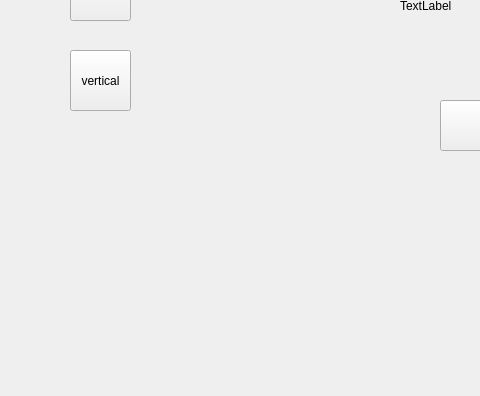
Above: shopwidget.ui from NorthOuterTowner/Bejeweled4 before the change; both pictures show x 0 to 480 and y 270 to 666 of the 764 by 666 pixel window. Below: the same form after it.
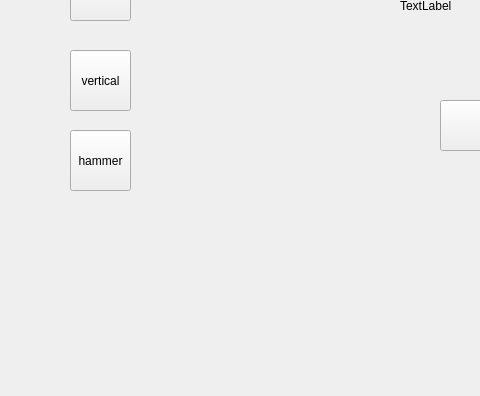
That is the form after the change.

Diff of the .ui file:
```diff
--- a/shopwidget.ui
+++ b/shopwidget.ui
@@ -191,6 +191,32 @@
     <string/>
    </property>
   </widget>
+  <widget class="QPushButton" name="hammer">
+   <property name="geometry">
+    <rect>
+     <x>70</x>
+     <y>400</y>
+     <width>61</width>
+     <height>61</height>
+    </rect>
+   </property>
+   <property name="text">
+    <string>hammer</string>
+   </property>
+  </widget>
+  <widget class="QLabel" name="hammerLabel">
+   <property name="geometry">
+    <rect>
+     <x>150</x>
+     <y>410</y>
+     <width>111</width>
+     <height>41</height>
+    </rect>
+   </property>
+   <property name="text">
+    <string/>
+   </property>
+  </widget>
  </widget>
  <resources/>
  <connections/>
```
